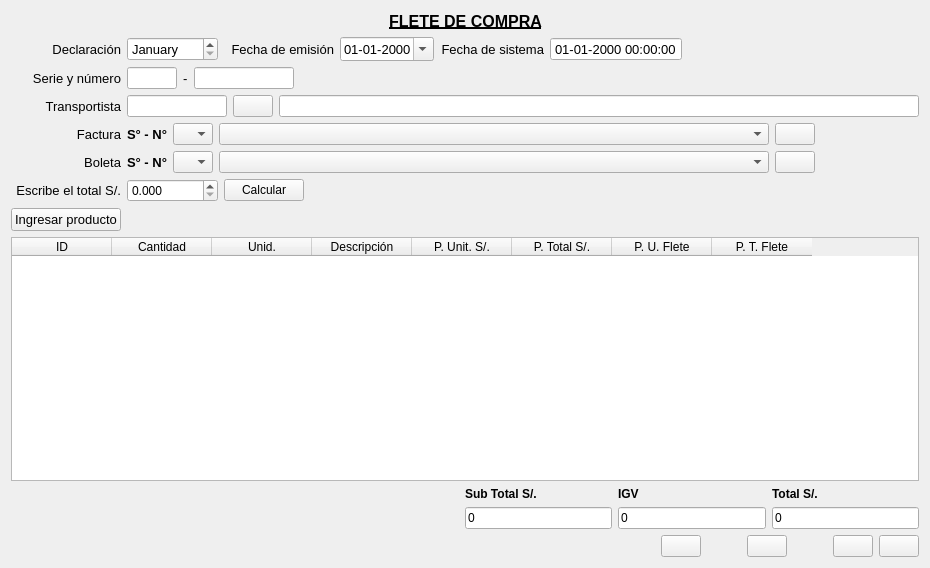
Above: Compra/compraflete.ui from radtek/manager before the change. Below: the same form after it.
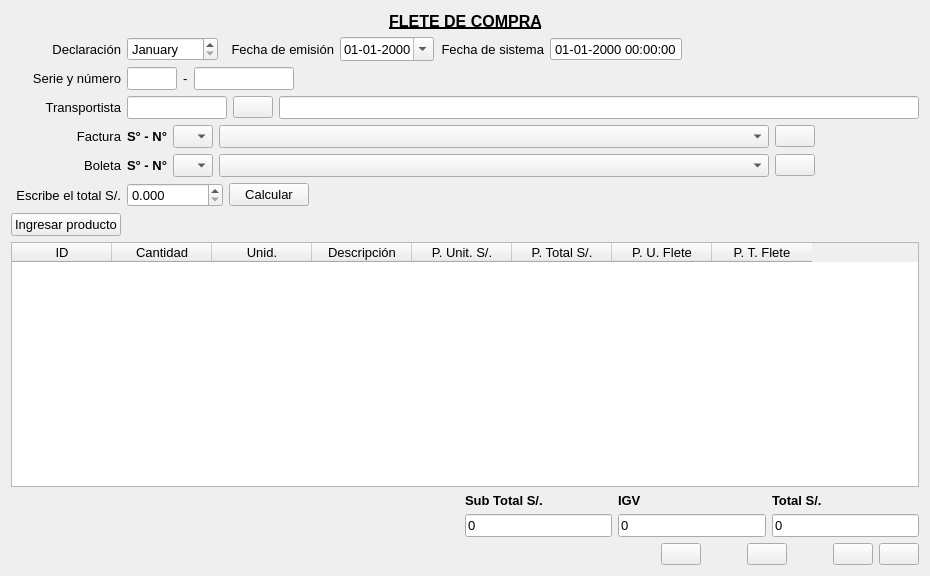
That is the form after the change. Icons and pictures are not drawn.

Patch:
```diff
--- a/Compra/compraflete.ui
+++ b/Compra/compraflete.ui
@@ -10,7 +10,7 @@
     <x>0</x>
     <y>0</y>
     <width>930</width>
-    <height>568</height>
+    <height>576</height>
    </rect>
   </property>
   <property name="windowTitle">
@@ -254,6 +254,11 @@
          <height>16777215</height>
         </size>
        </property>
+       <property name="font">
+        <font>
+         <pointsize>10</pointsize>
+        </font>
+       </property>
        <property name="inputMask">
         <string/>
        </property>
@@ -285,6 +290,11 @@
          <height>16777215</height>
         </size>
        </property>
+       <property name="font">
+        <font>
+         <pointsize>10</pointsize>
+        </font>
+       </property>
        <property name="inputMask">
         <string/>
        </property>
@@ -345,6 +355,11 @@
          <height>16777215</height>
         </size>
        </property>
+       <property name="font">
+        <font>
+         <pointsize>10</pointsize>
+        </font>
+       </property>
       </widget>
      </item>
      <item>
@@ -362,7 +377,13 @@
       </widget>
      </item>
      <item>
-      <widget class="QLineEdit" name="lineEdit_nombre"/>
+      <widget class="QLineEdit" name="lineEdit_nombre">
+       <property name="font">
+        <font>
+         <pointsize>10</pointsize>
+        </font>
+       </property>
+      </widget>
      </item>
     </layout>
    </item>
@@ -411,6 +432,11 @@
          <height>16777215</height>
         </size>
        </property>
+       <property name="font">
+        <font>
+         <pointsize>10</pointsize>
+        </font>
+       </property>
       </widget>
      </item>
      <item>
@@ -421,6 +447,11 @@
          <height>0</height>
         </size>
        </property>
+       <property name="font">
+        <font>
+         <pointsize>10</pointsize>
+        </font>
+       </property>
       </widget>
      </item>
      <item>
@@ -522,6 +553,11 @@
          <height>16777215</height>
         </size>
        </property>
+       <property name="font">
+        <font>
+         <pointsize>10</pointsize>
+        </font>
+       </property>
       </widget>
      </item>
      <item>
@@ -532,6 +568,11 @@
          <height>0</height>
         </size>
        </property>
+       <property name="font">
+        <font>
+         <pointsize>10</pointsize>
+        </font>
+       </property>
       </widget>
      </item>
      <item>
@@ -616,6 +657,11 @@
      </item>
      <item>
       <widget class="QDoubleSpinBox" name="doubleSpinBox_total">
+       <property name="font">
+        <font>
+         <pointsize>10</pointsize>
+        </font>
+       </property>
        <property name="decimals">
         <number>3</number>
        </property>
@@ -629,6 +675,11 @@
      </item>
      <item>
       <widget class="QPushButton" name="pushButton_calcular">
+       <property name="font">
+        <font>
+         <pointsize>10</pointsize>
+        </font>
+       </property>
        <property name="text">
         <string>Calcular</string>
        </property>
@@ -732,6 +783,11 @@
    </item>
    <item>
     <widget class="QTableWidget" name="tableWidget">
+     <property name="font">
+      <font>
+       <pointsize>10</pointsize>
+      </font>
+     </property>
      <property name="alternatingRowColors">
       <bool>true</bool>
      </property>
@@ -796,6 +852,11 @@
       <layout class="QGridLayout" name="gridLayout">
        <item row="1" column="2">
         <widget class="QLineEdit" name="lineEdit_total">
+         <property name="font">
+          <font>
+           <pointsize>10</pointsize>
+          </font>
+         </property>
          <property name="text">
           <string>0</string>
          </property>
@@ -808,6 +869,7 @@
         <widget class="QLabel" name="label_subtotal">
          <property name="font">
           <font>
+           <pointsize>10</pointsize>
            <weight>75</weight>
            <bold>true</bold>
           </font>
@@ -821,6 +883,7 @@
         <widget class="QLabel" name="label_total">
          <property name="font">
           <font>
+           <pointsize>10</pointsize>
            <weight>75</weight>
            <bold>true</bold>
           </font>
@@ -832,6 +895,11 @@
        </item>
        <item row="1" column="0">
         <widget class="QLineEdit" name="lineEdit_subtotal">
+         <property name="font">
+          <font>
+           <pointsize>10</pointsize>
+          </font>
+         </property>
          <property name="text">
           <string>0</string>
          </property>
@@ -844,6 +912,7 @@
         <widget class="QLabel" name="label_igv">
          <property name="font">
           <font>
+           <pointsize>10</pointsize>
            <weight>75</weight>
            <bold>true</bold>
           </font>
@@ -855,6 +924,11 @@
        </item>
        <item row="1" column="1">
         <widget class="QLineEdit" name="lineEdit_igv">
+         <property name="font">
+          <font>
+           <pointsize>10</pointsize>
+          </font>
+         </property>
          <property name="text">
           <string>0</string>
          </property>
```
